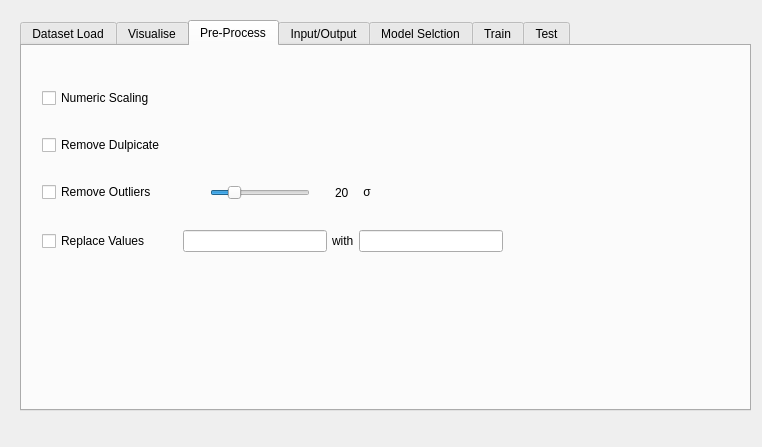
Qt form resources/ui/ml_gui.ui (matheusft/modelling_ml) before a commit.
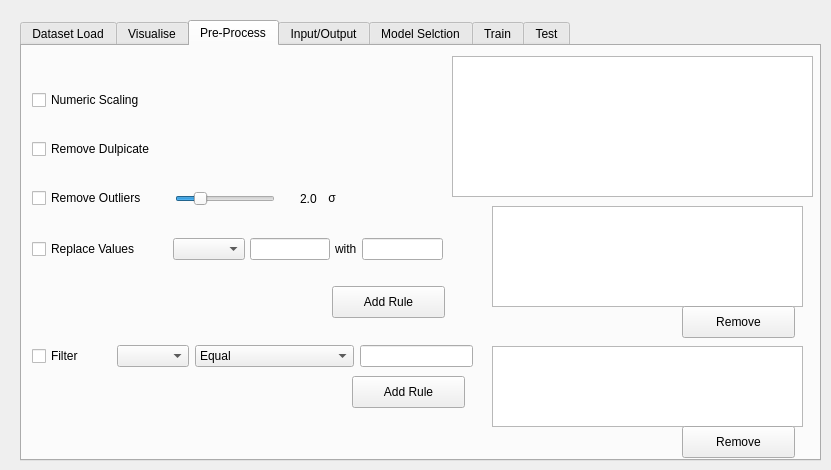
The same form after that commit. The open tabs and pages were chosen to show the change. Custom widgets are drawn as their Qt base class.

What changed in the file:
```diff
--- a/resources/ui/ml_gui.ui
+++ b/resources/ui/ml_gui.ui
@@ -6,8 +6,8 @@
    <rect>
     <x>0</x>
     <y>0</y>
-    <width>762</width>
-    <height>447</height>
+    <width>831</width>
+    <height>470</height>
    </rect>
   </property>
   <property name="windowTitle">
@@ -18,8 +18,8 @@
     <rect>
      <x>20</x>
      <y>20</y>
-     <width>731</width>
-     <height>391</height>
+     <width>801</width>
+     <height>441</height>
     </rect>
    </property>
    <property name="currentIndex">
@@ -130,10 +130,10 @@
     <widget class="QWidget" name="verticalLayoutWidget_5">
      <property name="geometry">
       <rect>
-       <x>20</x>
+       <x>10</x>
        <y>20</y>
-       <width>461</width>
-       <height>211</height>
+       <width>411</width>
+       <height>221</height>
       </rect>
      </property>
      <layout class="QVBoxLayout" name="verticalLayout_5">
@@ -231,8 +231,11 @@
             <height>16777215</height>
            </size>
           </property>
+          <property name="minimum">
+           <number>1</number>
+          </property>
           <property name="maximum">
-           <number>99</number>
+           <number>90</number>
           </property>
           <property name="singleStep">
            <number>5</number>
@@ -276,7 +279,7 @@
            </size>
           </property>
           <property name="text">
-           <string>20</string>
+           <string>2.0</string>
           </property>
          </widget>
         </item>
@@ -332,6 +335,9 @@
           </property>
          </spacer>
         </item>
+        <item>
+         <widget class="QComboBox" name="replace_columnSelection_comboBox"/>
+        </item>
         <item>
          <widget class="QLineEdit" name="replace_text_lineEdit">
           <property name="maximumSize">
@@ -375,6 +381,188 @@
       </item>
      </layout>
     </widget>
+    <widget class="QTableWidget" name="pre_process_dataset_tableWidget">
+     <property name="geometry">
+      <rect>
+       <x>430</x>
+       <y>10</y>
+       <width>361</width>
+       <height>141</height>
+      </rect>
+     </property>
+    </widget>
+    <widget class="QWidget" name="layoutWidget">
+     <property name="geometry">
+      <rect>
+       <x>10</x>
+       <y>290</y>
+       <width>441</width>
+       <height>41</height>
+      </rect>
+     </property>
+     <layout class="QHBoxLayout" name="replace_value_horizontalLayout_2">
+      <item>
+       <widget class="QCheckBox" name="filter_values_checkBox">
+        <property name="maximumSize">
+         <size>
+          <width>380</width>
+          <height>16777215</height>
+         </size>
+        </property>
+        <property name="text">
+         <string>Filter</string>
+        </property>
+       </widget>
+      </item>
+      <item>
+       <spacer name="replace_value_horizontalSpacer_3">
+        <property name="orientation">
+         <enum>Qt::Horizontal</enum>
+        </property>
+        <property name="sizeType">
+         <enum>QSizePolicy::Fixed</enum>
+        </property>
+        <property name="sizeHint" stdset="0">
+         <size>
+          <width>27</width>
+          <height>21</height>
+         </size>
+        </property>
+       </spacer>
+      </item>
+      <item>
+       <widget class="QComboBox" name="filter_columnSelection_comboBox"/>
+      </item>
+      <item>
+       <widget class="QComboBox" name="filter_operator_comboBox">
+        <property name="maximumSize">
+         <size>
+          <width>16777215</width>
+          <height>16777215</height>
+         </size>
+        </property>
+        <item>
+         <property name="text">
+          <string>Equal</string>
+         </property>
+        </item>
+        <item>
+         <property name="text">
+          <string>Not equal</string>
+         </property>
+        </item>
+        <item>
+         <property name="text">
+          <string>Less than</string>
+         </property>
+        </item>
+        <item>
+         <property name="text">
+          <string>Less than or equal to</string>
+         </property>
+        </item>
+        <item>
+         <property name="text">
+          <string>Greater than</string>
+         </property>
+        </item>
+        <item>
+         <property name="text">
+          <string>Greater than or equal to</string>
+         </property>
+        </item>
+       </widget>
+      </item>
+      <item>
+       <widget class="QLineEdit" name="filtering_dataset_value_lineEdit">
+        <property name="maximumSize">
+         <size>
+          <width>16777215</width>
+          <height>16777215</height>
+         </size>
+        </property>
+       </widget>
+      </item>
+     </layout>
+    </widget>
+    <widget class="QListWidget" name="preprocess_replace_listWidget">
+     <property name="geometry">
+      <rect>
+       <x>470</x>
+       <y>160</y>
+       <width>311</width>
+       <height>101</height>
+      </rect>
+     </property>
+     <property name="selectionMode">
+      <enum>QAbstractItemView::MultiSelection</enum>
+     </property>
+    </widget>
+    <widget class="QListWidget" name="preprocess_filter_listWidget">
+     <property name="geometry">
+      <rect>
+       <x>470</x>
+       <y>300</y>
+       <width>311</width>
+       <height>81</height>
+      </rect>
+     </property>
+     <property name="selectionMode">
+      <enum>QAbstractItemView::MultiSelection</enum>
+     </property>
+    </widget>
+    <widget class="QPushButton" name="remove_replace_value_pushButton">
+     <property name="geometry">
+      <rect>
+       <x>660</x>
+       <y>260</y>
+       <width>113</width>
+       <height>32</height>
+      </rect>
+     </property>
+     <property name="text">
+      <string>Remove</string>
+     </property>
+    </widget>
+    <widget class="QPushButton" name="remove_filter_rule_pushButton">
+     <property name="geometry">
+      <rect>
+       <x>660</x>
+       <y>380</y>
+       <width>113</width>
+       <height>32</height>
+      </rect>
+     </property>
+     <property name="text">
+      <string>Remove</string>
+     </property>
+    </widget>
+    <widget class="QPushButton" name="addrule_filter_value_pushButton">
+     <property name="geometry">
+      <rect>
+       <x>330</x>
+       <y>330</y>
+       <width>113</width>
+       <height>32</height>
+      </rect>
+     </property>
+     <property name="text">
+      <string>Add Rule</string>
+     </property>
+    </widget>
+    <widget class="QPushButton" name="addrule_replace_value_pushButton">
+     <property name="geometry">
+      <rect>
+       <x>310</x>
+       <y>240</y>
+       <width>113</width>
+       <height>32</height>
+      </rect>
+     </property>
+     <property name="text">
+      <string>Add Rule</string>
+     </property>
+    </widget>
    </widget>
    <widget class="QWidget" name="inputoutput_tab">
     <attribute name="title">
```
Left out of the diff: 93 changed lines with no effect on the pictures.
